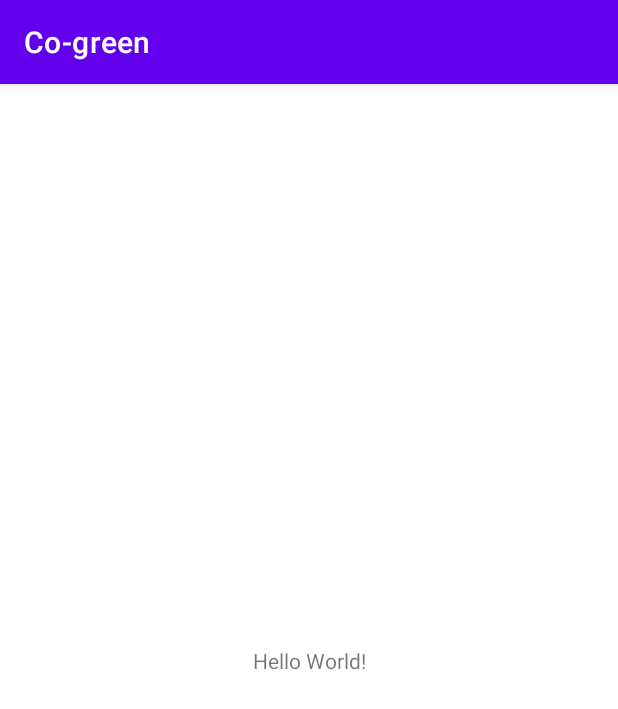
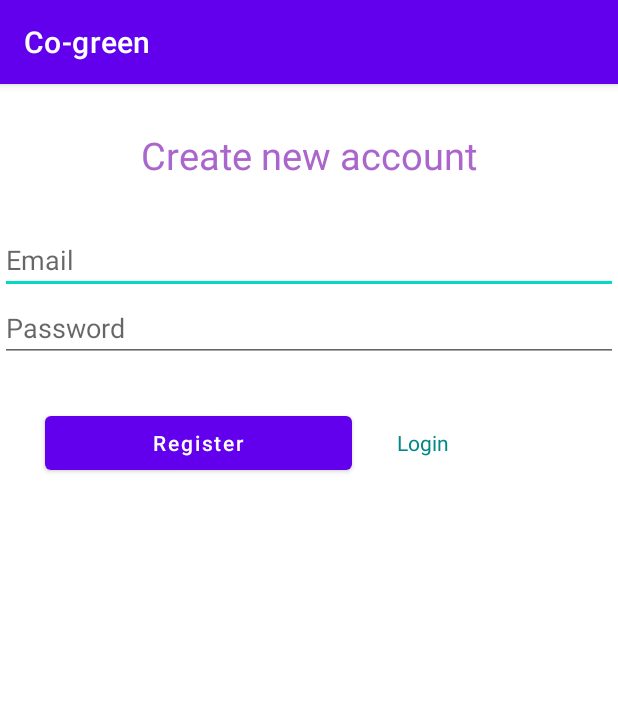
Before and after one commit to gunehee6566/Co_green, an Android app: the screen it shows after launch (MainActivity before the commit, RegisterActivity after it), on a phone screen of 412 x 824 dp. Shown: the top 709 px of the screen. Run offline under Robolectric (Android 15) with nearby library versions, the light colour scheme and no system bars; our stand-ins replace Firebase (no records; nobody signed in at launch, a user with empty details on screens opened directly).

Commit message:
login and register

```diff
--- /dev/null
+++ b/app/src/main/java/ca/bcit/co_green/RegisterActivity.java
@@ -0,0 +1,94 @@
+package ca.bcit.co_green;
+
+import android.content.Intent;
+import android.os.Bundle;
+import android.text.TextUtils;
+import android.view.View;
+import android.widget.Button;
+import android.widget.EditText;
+import android.widget.ProgressBar;
+import android.widget.TextView;
+import android.widget.Toast;
+
+import androidx.annotation.NonNull;
+import androidx.appcompat.app.AppCompatActivity;
+
+import com.google.android.gms.tasks.OnCompleteListener;
+import com.google.android.gms.tasks.Task;
+import com.google.firebase.auth.AuthResult;
+import com.google.firebase.auth.FirebaseAuth;
+
+public class RegisterActivity extends AppCompatActivity {
+    EditText editEmail, editPassword;
+    Button btnRegister;
+    TextView tvLogin;
+    ProgressBar progressBar;
+    FirebaseAuth fAuth;
+
+    @Override
+    protected void onCreate(Bundle savedInstanceState) {
+        super.onCreate(savedInstanceState);
+        setContentView(R.layout.activity_register);
+
+        editEmail = findViewById(R.id.editEmail);
+        editPassword = findViewById(R.id.editPassword);
+        btnRegister = findViewById(R.id.btnRegister);
+        tvLogin = findViewById(R.id.tvLogin);
+        progressBar = findViewById(R.id.progressBar);
+
+        fAuth = FirebaseAuth.getInstance();
+
+        if (fAuth.getCurrentUser() != null) {
+            startActivity(new Intent(getApplicationContext(), MainActivity.class));
+            finish();
+        }
+
+        btnRegister.setOnClickListener(new View.OnClickListener() {
+            @Override
+            public void onClick(View view) {
+                String email = editEmail.getText().toString().trim();
+                String password = editPassword.getText().toString().trim();
+
+                if (TextUtils.isEmpty(email)) {
+                    editEmail.setError("Email is required");
+                    return;
+                }
+
+                if (TextUtils.isEmpty(password)) {
+                    editEmail.setError("Password is required");
+                    return;
+                }
+
+                if (password.length() <6) {
+                    editEmail.setError("Password must be >= 6 characters.");
+                    return;
+                }
+
+                progressBar.setVisibility(View.VISIBLE);
+
+// register user
+                fAuth.createUserWithEmailAndPassword(email, password).addOnCompleteListener(new OnCompleteListener<AuthResult>() {
+                    @Override
+                    public void onComplete(@NonNull Task<AuthResult> task) {
+                        if (task.isSuccessful()) {
+                            Toast.makeText(RegisterActivity.this, "User Created", Toast.LENGTH_LONG).show();
+                            startActivity(new Intent(getApplicationContext(), MainActivity.class));
+                        } else {
+                            Toast.makeText(RegisterActivity.this, "ERROR: " + task.getException().getMessage(), Toast.LENGTH_LONG).show();
+                            progressBar.setVisibility(View.GONE);
+                        }
+                    }
+                });
+
+            }
+
+        });
+
+        tvLogin.setOnClickListener(new View.OnClickListener() {
+            @Override
+            public void onClick(View view) {
+                startActivity(new Intent(getApplicationContext(), LoginActivity.class));
+            }
+        });
+    }
+}
--- /dev/null
+++ b/app/src/main/res/layout/activity_register.xml
@@ -0,0 +1,75 @@
+<?xml version="1.0" encoding="utf-8"?>
+<LinearLayout xmlns:android="http://schemas.android.com/apk/res/android"
+    xmlns:app="http://schemas.android.com/apk/res-auto"
+    xmlns:tools="http://schemas.android.com/tools"
+    android:layout_width="match_parent"
+    android:layout_height="match_parent"
+    android:orientation="vertical"
+    tools:context=".RegisterActivity">
+
+    <TextView
+        android:id="@+id/tvApp"
+        android:layout_width="wrap_content"
+        android:layout_height="wrap_content"
+        android:layout_marginTop="30dp"
+        android:textSize="25sp"
+        android:layout_gravity="center"
+        android:textColor="@android:color/holo_purple"
+        android:text="@string/create_new_account" />
+
+    <EditText
+        android:id="@+id/editEmail"
+        android:layout_width="match_parent"
+        android:layout_height="wrap_content"
+        android:layout_marginTop="30dp"
+        android:hint="@string/email"
+        android:inputType="textPersonName" />
+
+    <EditText
+        android:id="@+id/editPassword"
+        android:layout_width="match_parent"
+        android:layout_height="wrap_content"
+        android:hint="@string/password"
+        android:inputType="textPassword" />
+
+    <LinearLayout
+        android:layout_width="match_parent"
+        android:layout_height="wrap_content"
+        android:layout_gravity="center"
+        android:layout_marginTop="30dp"
+        android:orientation="horizontal">
+
+        <Button
+            android:id="@+id/btnRegister"
+            android:layout_weight="2"
+            android:layout_width="wrap_content"
+            android:layout_height="wrap_content"
+            android:layout_marginLeft="30dp"
+            android:textAllCaps="false"
+            android:text="@string/register" />
+
+        <TextView
+            android:id="@+id/tvLogin"
+            android:layout_width="wrap_content"
+            android:layout_height="wrap_content"
+            android:layout_marginLeft="30dp"
+            android:layout_weight="2"
+            android:text="@string/login"
+            android:textColor="@color/teal_700" />
+    </LinearLayout>
+
+
+    <ProgressBar
+        android:id="@+id/progressBar"
+        style="?android:attr/progressBarStyleHorizontal"
+        android:layout_width="wrap_content"
+        android:layout_height="wrap_content"
+        android:minHeight="50dp"
+        android:minWidth="250dp"
+        android:max="100"
+        android:indeterminate="true"
+        android:visibility="invisible"
+        android:layout_gravity="center"
+        android:progress="1" />
+
+</LinearLayout>
--- a/app/src/main/res/values/strings.xml
+++ b/app/src/main/res/values/strings.xml
@@ -1,3 +1,11 @@
 <resources>
     <string name="app_name">Co-green</string>
+
+    <string name="login">Login</string>
+    <string name="register">Register</string>
+    <string name="logout">Logout</string>
+    <string name="email">Email</string>
+    <string name="password">Password</string>
+    <string name="login_title">LOGIN</string>
+    <string name="create_new_account">Create new account</string>
 </resources>
```
Also changed, not shown: app/src/main/AndroidManifest.xml (+8 -2 lines), app/src/main/java/ca/bcit/co_green/LoginActivity.java (added, +93 -0 lines), app/src/main/res/layout/activity_login.xml (added, +75 -0 lines).
